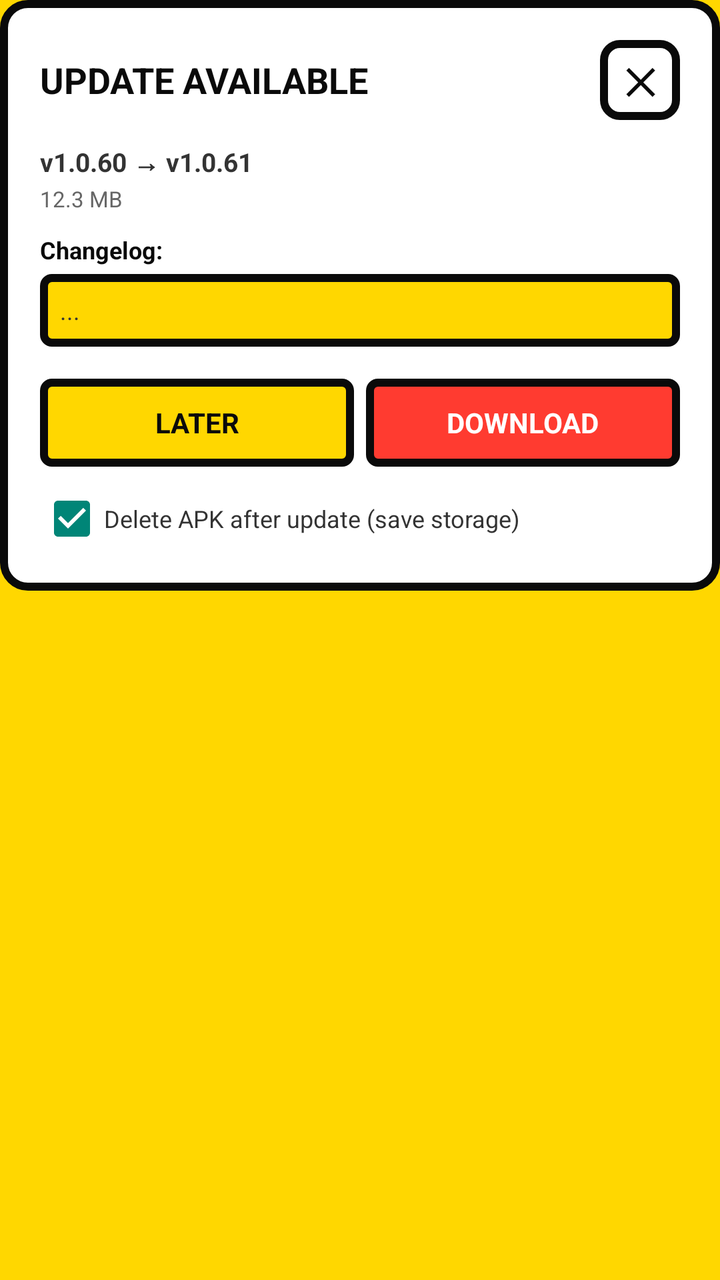
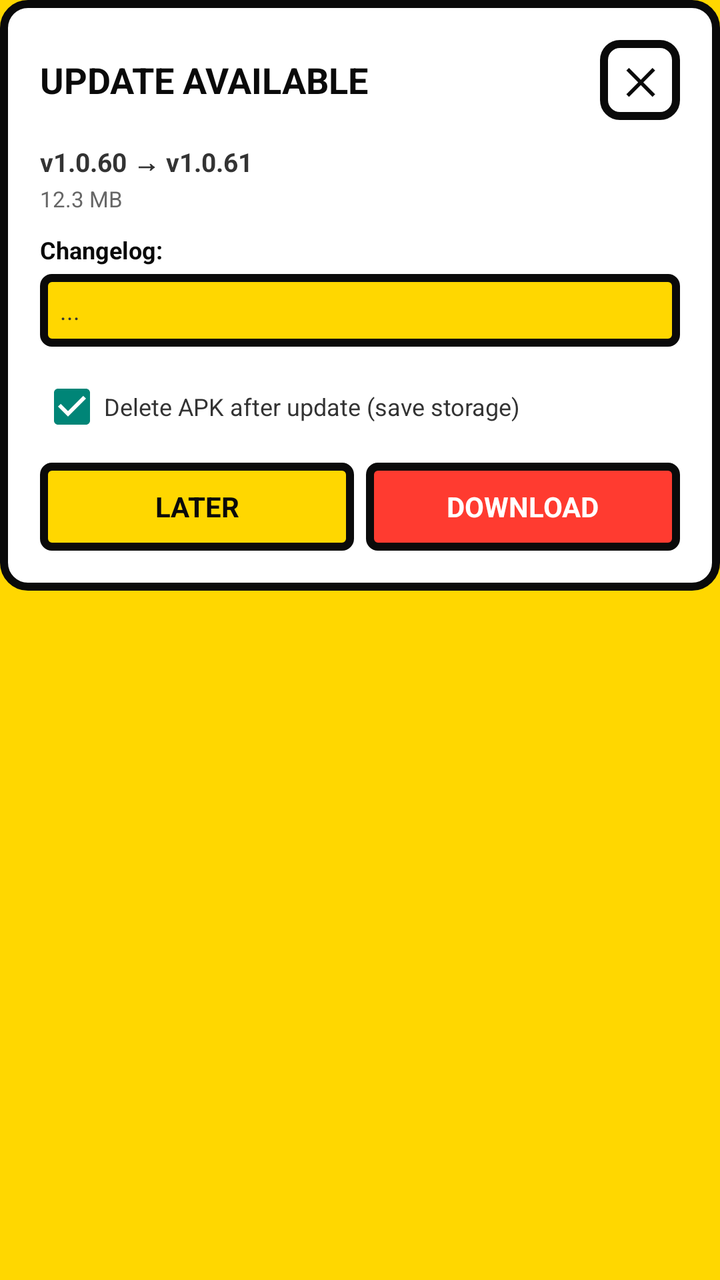

Before-and-after screenshots of an Android layout around one commit, followed by the original layout XML and the change that was made.
<!-- AndroidManifest.xml: application theme Theme.MyApplication -->
<!-- res/layout/dialog_update.xml -->
<?xml version="1.0" encoding="utf-8"?>
<ScrollView xmlns:android="http://schemas.android.com/apk/res/android"
    android:layout_width="match_parent"
    android:layout_height="wrap_content"
    android:fillViewport="false"
    android:scrollbars="vertical"
    android:fadeScrollbars="false"
    android:clipToPadding="false">

    <LinearLayout
        android:layout_width="match_parent"
        android:layout_height="wrap_content"
        android:orientation="vertical"
        android:background="@drawable/bg_neo_card"
        android:padding="20dp">

        <LinearLayout
            android:layout_width="match_parent"
            android:layout_height="wrap_content"
            android:orientation="horizontal"
            android:gravity="center_vertical">

            <TextView
                android:id="@+id/tvUpdateTitle"
                android:layout_width="0dp"
                android:layout_weight="1"
                android:layout_height="wrap_content"
                android:text="UPDATE AVAILABLE"
                android:textStyle="bold"
                android:textSize="18sp"
                android:textColor="#0A0A0A" />

            <TextView
                android:id="@+id/btnCloseUpdateX"
                android:layout_width="40dp"
                android:layout_height="40dp"
                android:minWidth="48dp"
                android:minHeight="48dp"
                android:text="✕"
                android:textSize="18sp"
                android:textStyle="bold"
                android:textColor="#0A0A0A"
                android:gravity="center"
                android:clickable="true"
                android:focusable="true"
                android:contentDescription="Close"
                android:background="@drawable/bg_neo_button" />
        </LinearLayout>

        <TextView
            android:id="@+id/tvUpdateVersion"
            android:layout_width="match_parent"
            android:layout_height="wrap_content"
            android:text="v1.0.60 → v1.0.61"
            android:textSize="13sp"
            android:textStyle="bold"
            android:textColor="#333333"
            android:layout_marginTop="12dp" />

        <TextView
            android:id="@+id/tvUpdateSize"
            android:layout_width="match_parent"
            android:layout_height="wrap_content"
            android:text="12.3 MB"
            android:textSize="11sp"
            android:textColor="#666666"
            android:layout_marginTop="2dp" />

        <TextView
            android:id="@+id/tvChangelogLabel"
            android:layout_width="match_parent"
            android:layout_height="wrap_content"
            android:text="Changelog:"
            android:textStyle="bold"
            android:textSize="12sp"
            android:textColor="#0A0A0A"
            android:layout_marginTop="10dp" />

        <TextView
            android:id="@+id/tvChangelog"
            android:layout_width="match_parent"
            android:layout_height="wrap_content"
            android:layout_marginTop="4dp"
            android:background="@drawable/bg_neo_spinner"
            android:padding="10dp"
            android:text="..."
            android:textSize="12sp"
            android:textColor="#333333" />

        <LinearLayout
            android:id="@+id/layoutProgress"
            android:layout_width="match_parent"
            android:layout_height="wrap_content"
            android:orientation="vertical"
            android:visibility="gone"
            android:layout_marginTop="12dp">

            <TextView
                android:id="@+id/tvProgressLabel"
                android:layout_width="match_parent"
                android:layout_height="wrap_content"
                android:text="Downloading... 0%"
                android:textSize="12sp"
                android:textStyle="bold"
                android:textColor="#0A0A0A" />

            <FrameLayout
                android:id="@+id/progressContainer"
                android:layout_width="match_parent"
                android:layout_height="16dp"
                android:background="@drawable/bg_neo_progress_container"
                android:padding="2dp"
                android:layout_marginTop="6dp">

                <View
                    android:id="@+id/progressFill"
                    android:layout_width="0dp"
                    android:layout_height="match_parent"
                    android:background="@drawable/bg_neo_progress_fill" />
            </FrameLayout>

            <TextView
                android:id="@+id/tvProgressBytes"
                android:layout_width="match_parent"
                android:layout_height="wrap_content"
                android:text="0 / 0 MB"
                android:textSize="10sp"
                android:textColor="#666666"
                android:layout_marginTop="2dp" />

            <TextView
                android:id="@+id/tvDownloadPath"
                android:layout_width="match_parent"
                android:layout_height="wrap_content"
                android:text="Saved to: ..."
                android:textSize="10sp"
                android:textColor="#666666"
                android:maxLines="3"
                android:ellipsize="middle"
                android:layout_marginTop="6dp"
                android:visibility="gone" />
        </LinearLayout>

        
        <LinearLayout
            android:layout_width="match_parent"
            android:layout_height="wrap_content"
            android:orientation="horizontal"
            android:layout_marginTop="16dp">

            <TextView
                android:id="@+id/btnCancel"
                android:layout_width="0dp"
                android:layout_weight="1"
                android:layout_height="44dp"
                android:text="LATER"
                android:gravity="center"
                android:textStyle="bold"
                android:textColor="#0A0A0A"
                android:background="@drawable/bg_neo_spinner"
                android:layout_marginEnd="6dp" />

            <TextView
                android:id="@+id/btnDownload"
                android:layout_width="0dp"
                android:layout_weight="1"
                android:layout_height="44dp"
                android:text="DOWNLOAD"
                android:gravity="center"
                android:textStyle="bold"
                android:textColor="#FFFFFF"
                android:background="@drawable/bg_neo_toggle_on" />

            <TextView
                android:id="@+id/btnInstall"
                android:layout_width="0dp"
                android:layout_weight="1"
                android:layout_height="44dp"
                android:text="INSTALL"
                android:gravity="center"
                android:textStyle="bold"
                android:textColor="#FFFFFF"
                android:background="@drawable/bg_neo_toggle_on"
                android:visibility="gone" />
        </LinearLayout>

        <CheckBox
            android:id="@+id/cbDeleteAfterInstall"
            android:layout_width="match_parent"
            android:layout_height="wrap_content"
            android:text="Delete APK after update (save storage)"
            android:textSize="12sp"
            android:textColor="#333333"
            android:layout_marginTop="10dp"
            android:checked="true" />

        <TextView
            android:id="@+id/btnOpenFolder"
            android:layout_width="match_parent"
            android:layout_height="wrap_content"
            android:text="📁 Show file location — tap to copy path"
            android:textSize="11sp"
            android:textColor="#0066CC"
            android:padding="8dp"
            android:visibility="gone"
            android:gravity="center" />

    </LinearLayout>
</ScrollView>
<!-- resources referenced by this layout -->
<resources>
  <!-- drawable bg_neo_button (drawable) -->
  <?xml version="1.0" encoding="utf-8"?>
  <shape xmlns:android="http://schemas.android.com/apk/res/android" android:shape="rectangle">
      <solid android:color="@color/neo_white"/>
      <stroke android:width="4dp" android:color="@color/neo_black"/>
      <corners android:radius="8dp"/>
  </shape>
  <!-- drawable bg_neo_card (drawable) -->
  <?xml version="1.0" encoding="utf-8"?>
  <shape xmlns:android="http://schemas.android.com/apk/res/android" android:shape="rectangle">
      <solid android:color="@color/neo_white"/>
      <stroke android:width="4dp" android:color="@color/neo_black"/>
      <corners android:radius="12dp"/>
  </shape>
  <!-- drawable bg_neo_progress_container (drawable) -->
  <?xml version="1.0" encoding="utf-8"?>
  <shape xmlns:android="http://schemas.android.com/apk/res/android" android:shape="rectangle">
      <solid android:color="@color/neo_white"/>
      <stroke android:width="4dp" android:color="@color/neo_black"/>
      <corners android:radius="4dp"/>
  </shape>
  <!-- drawable bg_neo_progress_fill (drawable) -->
  <?xml version="1.0" encoding="utf-8"?>
  <shape xmlns:android="http://schemas.android.com/apk/res/android" android:shape="rectangle">
      <solid android:color="@color/neo_yellow"/>
      <corners android:radius="0dp"/>
  </shape>
  <!-- drawable bg_neo_spinner (drawable) -->
  <?xml version="1.0" encoding="utf-8"?>
  <shape xmlns:android="http://schemas.android.com/apk/res/android">
      <solid android:color="@color/neo_yellow" />
      <stroke android:width="4dp" android:color="@color/neo_black" />
      <corners android:radius="4dp" />
  </shape>
  <!-- drawable bg_neo_toggle_on (drawable) -->
  <?xml version="1.0" encoding="utf-8"?>
  <shape xmlns:android="http://schemas.android.com/apk/res/android">
      <solid android:color="@color/neo_red" />
      <stroke android:width="4dp" android:color="@color/neo_black" />
      <corners android:radius="4dp" />
  </shape>
  <style name="Theme.MyApplication" parent="Theme.AppCompat.Light.NoActionBar">
          <item name="android:statusBarColor">@color/neo_yellow</item>
          <item name="android:windowBackground">@color/neo_yellow</item>
          <item name="android:navigationBarColor">@color/neo_black</item>
      </style>
  <color name="neo_white">#FFFFFF</color>
  <color name="neo_black">#0A0A0A</color>
  <color name="neo_yellow">#FFD700</color>
  <color name="neo_red">#FF3B30</color>
</resources>

<!-- the commit's change to res/layout/dialog_update.xml (unified diff, before → after) -->
@@ -141,12 +141,22 @@
                 android:visibility="gone" />
         </LinearLayout>
 
+        <CheckBox
+            android:id="@+id/cbDeleteAfterInstall"
+            android:layout_width="match_parent"
+            android:layout_height="wrap_content"
+            android:text="Delete APK after update (save storage)"
+            android:textSize="12sp"
+            android:textColor="#333333"
+            android:layout_marginTop="14dp"
+            android:checked="true" />
+
         
         <LinearLayout
             android:layout_width="match_parent"
             android:layout_height="wrap_content"
             android:orientation="horizontal"
-            android:layout_marginTop="16dp">
+            android:layout_marginTop="12dp">
 
             <TextView
                 android:id="@+id/btnCancel"
@@ -183,16 +193,6 @@
                 android:background="@drawable/bg_neo_toggle_on"
                 android:visibility="gone" />
         </LinearLayout>
-
-        <CheckBox
-            android:id="@+id/cbDeleteAfterInstall"
-            android:layout_width="match_parent"
-            android:layout_height="wrap_content"
-            android:text="Delete APK after update (save storage)"
-            android:textSize="12sp"
-            android:textColor="#333333"
-            android:layout_marginTop="10dp"
-            android:checked="true" />
 
         <TextView
             android:id="@+id/btnOpenFolder"
